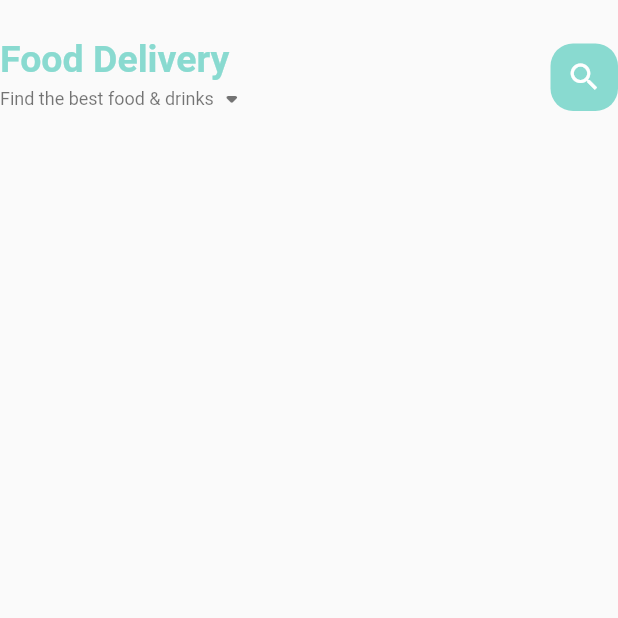
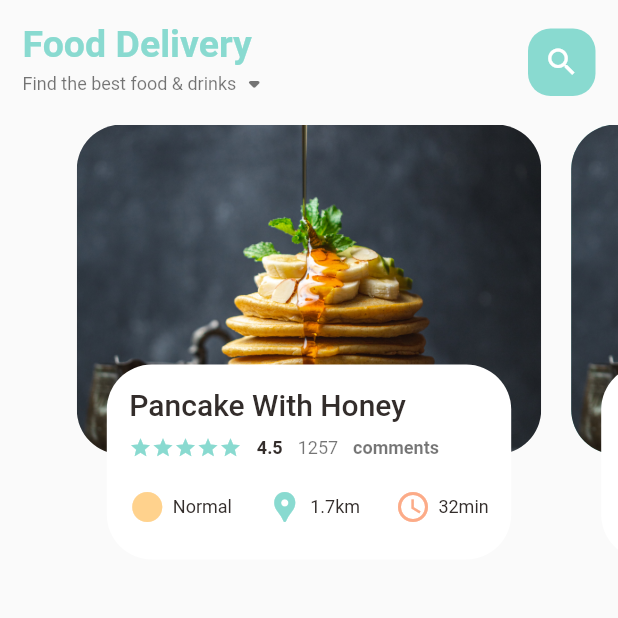
Before and after one commit to HC-DevE/Flutter-projects, a Flutter app: the screen it shows after launch, on a phone screen of 412 x 824 dp, the top half of it. Run offline on Flutter 3.47's test engine with Material 2 defaults, Android fonts, the phone set to English and light mode, and no system bars; Roboto replaces fonts that are missing (Schyler).

Commit message:
update interface

```diff
--- a/food_delivery/lib/home/food_page_body.dart
+++ b/food_delivery/lib/home/food_page_body.dart
@@ -1,4 +1,9 @@
 import 'package:flutter/material.dart';
+import 'package:food_delivery/utils/colors.dart';
+import 'package:food_delivery/widgets/icon_text_widget.dart';
+
+import '../widgets/big_text.dart';
+import '../widgets/small_text.dart';
 
 class FoodPageBody extends StatefulWidget {
   const FoodPageBody({super.key});
@@ -8,8 +13,127 @@
 }
 
 class _FoodPageBodyState extends State<FoodPageBody> {
+  final PageController _controller = PageController(
+    viewportFraction: 0.8, // show 80% of each page
+    initialPage: 0,
+  );
+  var _currentPageValue = 0.0;
+  final double _scaleFactor = 0.8;
+
+  @override
+  void initState() {
+    super.initState();
+    _controller.addListener(() {
+      setState(() {
+        _currentPageValue = _controller.page!;
+      });
+    });
+  }
+
+  @override
+  void dispose() {
+    _controller.dispose();
+    super.dispose();
+  }
+
   @override
   Widget build(BuildContext context) {
-    return Container();
+    return Container(
+      height: 320,
+      child: PageView.builder(
+          controller: _controller,
+          itemCount: 5,
+          itemBuilder: (context, position) {
+            return _buildPageItem(position);
+          }),
+    );
   }
 }
+
+Widget _buildPageItem(int index) {
+  return Stack(
+    children: [
+      Container(
+        height: 220,
+        margin: const EdgeInsets.symmetric(horizontal: 10),
+        decoration: BoxDecoration(
+          color: index.isEven ? Colors.black12 : AppColors.mainColor,
+          borderRadius: BorderRadius.circular(30),
+          image: const DecorationImage(
+            image: AssetImage('lib/assets/images/pancakes.jpg'),
+            fit: BoxFit.cover,
+          ),
+        ),
+      ),
+      Align(
+        alignment: Alignment.bottomCenter,
+        child: Container(
+          height: 130,
+          margin: const EdgeInsets.only(left: 30, right: 30, bottom: 30),
+          decoration: BoxDecoration(
+            color: Colors.white,
+            borderRadius: BorderRadius.circular(30),
+          ),
+          child: Container(
+            padding: const EdgeInsets.symmetric(horizontal: 15, vertical: 15),
+            child: Column(
+              crossAxisAlignment: CrossAxisAlignment.start,
+              children: [
+                BigText(
+                    text: 'Pancake With Honey',
+                    size: 20,
+                    color: AppColors.mainBlackColor,
+                    fontWeight: FontWeight.w500),
+                const SizedBox(height: 10),
+                Row(
+                  children: [
+                    Wrap(
+                        children: List.generate(
+                            5,
+                            (index) => const Icon(Icons.star,
+                                color: AppColors.mainColor, size: 15))),
+                    const SizedBox(width: 10),
+                    SmallText(
+                      text: '4.5',
+                      color: AppColors.mainBlackColor,
+                      fontWeight: FontWeight.bold,
+                    ),
+                    const SizedBox(width: 10),
+                    SmallText(
+                      text: '1257',
+                      color: Colors.black54,
+                    ),
+                    const SizedBox(width: 10),
+                    SmallText(
+                      text: 'comments',
+                      color: Colors.black54,
+                      fontWeight: FontWeight.bold,
+                    ),
+                  ],
+                ),
+                const SizedBox(height: 20),
+                Row(
+                  mainAxisAlignment: MainAxisAlignment.spaceBetween,
+                  children: const [
+                    IconAndTextWidget(
+                        text: 'Normal',
+                        icon: Icons.circle_sharp,
+                        iconColor: AppColors.iconColor1),
+                    IconAndTextWidget(
+                        text: '1.7km',
+                        icon: Icons.location_pin,
+                        iconColor: AppColors.mainColor),
+                    IconAndTextWidget(
+                        text: '32min',
+                        icon: Icons.watch_later_outlined,
+                        iconColor: AppColors.iconcolor2),
+                  ],
+                ),
+              ],
+            ),
+          ),
+        ),
+      ),
+    ],
+  );
+}
--- a/food_delivery/lib/home/main_food_page.dart
+++ b/food_delivery/lib/home/main_food_page.dart
@@ -1,4 +1,5 @@
 import 'package:flutter/material.dart';
+import 'package:food_delivery/home/food_page_body.dart';
 
 import '../utils/colors.dart';
 import '../widgets/big_text.dart';
@@ -19,8 +20,7 @@
           body: Column(
         children: [
           Container(
-            padding: const EdgeInsets.symmetric(vertical: 10),
-            margin: const EdgeInsets.only(top: 15, bottom: 15),
+            padding: const EdgeInsets.symmetric(horizontal: 15, vertical: 15),
             child: Row(
                 mainAxisAlignment: MainAxisAlignment.spaceBetween,
                 children: [
@@ -63,6 +63,7 @@
                   )
                 ]),
           ),
+          FoodPageBody(),
         ],
       )),
     );
--- /dev/null
+++ b/food_delivery/lib/widgets/icon_text_widget.dart
@@ -0,0 +1,31 @@
+import 'package:flutter/material.dart';
+import 'package:food_delivery/widgets/small_text.dart';
+
+class IconAndTextWidget extends StatelessWidget {
+  final String text;
+  final IconData icon;
+  final Color iconColor;
+
+  const IconAndTextWidget({
+    super.key,
+    required this.text,
+    required this.icon,
+    required this.iconColor,
+  });
+
+  @override
+  Widget build(BuildContext context) {
+    return Row(
+      children: [
+        Icon(
+          icon,
+          color: iconColor,
+        ),
+        const SizedBox(width: 5),
+        SmallText(
+          text: text,
+        ),
+      ],
+    );
+  }
+}
```
Also changed, not shown: food_delivery/pubspec.yaml (+11 -12 lines), food_delivery/lib/assets/image.dart (added), food_delivery/lib/assets/images/pancakes.jpg (added), food_delivery/lib/assets/images/pizza.jpg (added).
